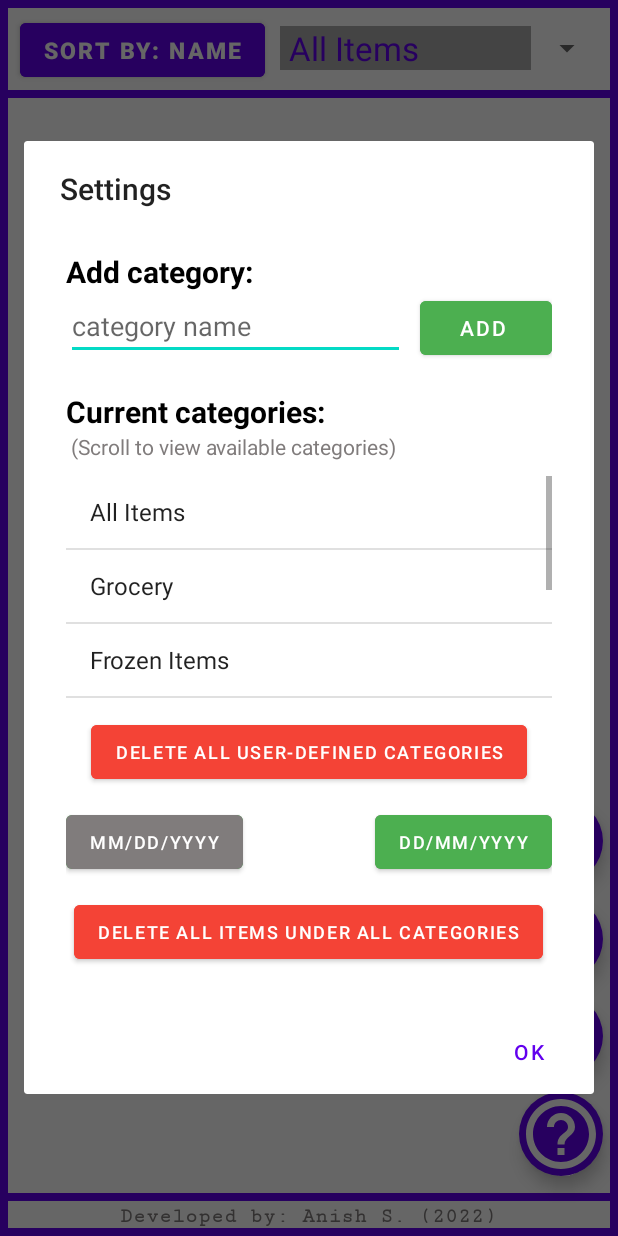
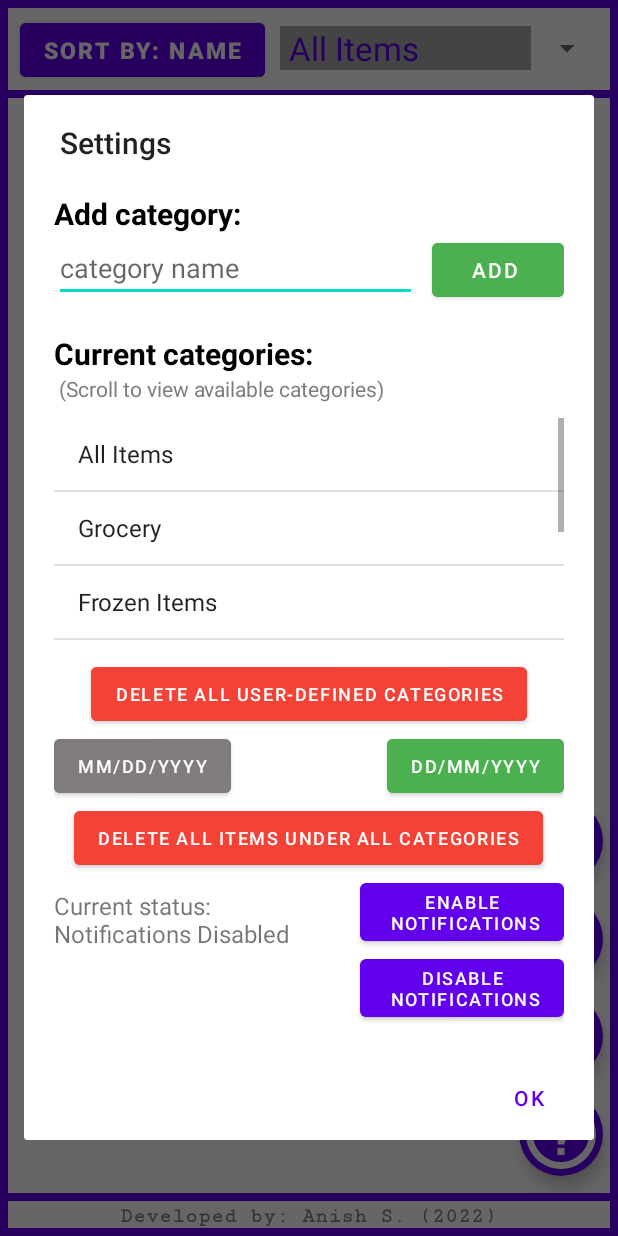
Before and after one commit to anish-sahoo/ExpiryDateReminder, an Android app: the screen it shows after launch (MainActivity), after a tap on "settings", on a phone screen of 412 x 824 dp. Run offline under Robolectric (Android 15) with nearby library versions, the phone set to English and light mode, and no system bars; 2 statements that could not run were skipped.

Commit message:
Added notification settings & database table to remember settings

```diff
--- a/app/src/main/java/com/anish/expirydatereminder/MainActivity.java
+++ b/app/src/main/java/com/anish/expirydatereminder/MainActivity.java
@@ -84,10 +84,13 @@ public class MainActivity extends AppCompatActivity implements DialogHandler.Exa
         modelList.sort(Comparator.comparingInt(ItemModel::getYear));
         populate(modelList);
 
-        if(modelList.size()>0)
-            setNotifications(0);
-        else
-            setNotifications(1);
+        NotificationDatabase ndb = new NotificationDatabase(getApplicationContext());
+        if(ndb.getCurrentSetting()==1) {
+            if (modelList.size() > 0)
+                setNotifications(1);
+            else
+                setNotifications(2);
+        }
 
         refreshButton.setOnClickListener(view -> {
             modelList.clear();
@@ -305,14 +308,19 @@ public class MainActivity extends AppCompatActivity implements DialogHandler.Exa
         alarmStartTime.set(Calendar.HOUR_OF_DAY, 8);
         alarmStartTime.set(Calendar.MINUTE, 30);
         alarmStartTime.set(Calendar.SECOND, 0);
+
         if (now.after(alarmStartTime)) {
             Log.d("Hey","Added a day");
             alarmStartTime.add(Calendar.DATE, 1);
         }
-        alarmManager.setRepeating(AlarmManager.RTC_WAKEUP, alarmStartTime.getTimeInMillis(), AlarmManager.INTERVAL_HALF_DAY, pendingIntent);
-        Log.d("Alarm","Alarms set for everyday 8:30 am and pm.");
-        if(a==1){
+        if(a==1) {
+            alarmManager.setRepeating(AlarmManager.RTC_WAKEUP, alarmStartTime.getTimeInMillis(), AlarmManager.INTERVAL_HALF_DAY, pendingIntent);
+            Log.d("Alarm","Alarms set for everyday 8:30 am and pm.");
+        }
+        else if(a==2){
             alarmManager.cancel(pendingIntent);
+            alarmStartTime.clear();
+            Log.d("Alarm","Alarm Disabled");
         }
     }
 
@@ -415,4 +423,9 @@ public class MainActivity extends AppCompatActivity implements DialogHandler.Exa
         }
     }
 
+    @Override
+    public void updateNotificationSettings(int a) {
+        setNotifications(a);
+    }
+
 }
--- /dev/null
+++ b/app/src/main/java/com/anish/expirydatereminder/NotificationDatabase.java
@@ -0,0 +1,80 @@
+package com.anish.expirydatereminder;
+
+import android.content.ContentValues;
+import android.content.Context;
+import android.database.Cursor;
+import android.database.SQLException;
+import android.database.sqlite.SQLiteDatabase;
+import android.database.sqlite.SQLiteOpenHelper;
+
+import java.util.ArrayList;
+
+public class NotificationDatabase extends SQLiteOpenHelper {
+    private static final String DB_NAME = "itemsDatabase";
+    private static final int DB_VERSION = 8;
+    private static final String TABLE_NAME = "notificationTable";
+    private static final String FORMAT_COL = "setting";
+
+    public NotificationDatabase(Context context){
+        super(context, DB_NAME, null, DB_VERSION);
+        try{
+            onCreate(getWritableDatabase());
+        }
+        catch (SQLException e) {
+            String query = "CREATE TABLE IF NOT EXISTS " + TABLE_NAME + " ("
+                    + FORMAT_COL + " INTEGER)";
+            getWritableDatabase().execSQL(query);
+
+            ContentValues cv = new ContentValues();
+            cv.put(FORMAT_COL,1);
+            getWritableDatabase().insert(TABLE_NAME,null,cv);
+        }
+    }
+
+    @Override
+    public void onCreate(SQLiteDatabase sqLiteDatabase) {
+        String query = "CREATE TABLE IF NOT EXISTS " + TABLE_NAME + " ("
+                + FORMAT_COL + " INTEGER)";
+        sqLiteDatabase.execSQL(query);
+        try {
+            getCurrentSetting();
+        }
+        catch (Exception e){
+            ContentValues cv = new ContentValues();
+            cv.put(FORMAT_COL,1);
+            sqLiteDatabase.insert(TABLE_NAME,null,cv);
+        }
+    }
+
+    //1 = enabled
+    //2 = disabled
+
+    public void updateSetting(int a){
+        SQLiteDatabase db = this.getWritableDatabase();
+        db.delete(TABLE_NAME,"setting=?", new String[]{"1"});
+        db.delete(TABLE_NAME,"setting=?", new String[]{"2"});
+
+        ContentValues cv = new ContentValues();
+        cv.put(FORMAT_COL,a);
+        db.insert(TABLE_NAME,null,cv);
+    }
+
+    public int getCurrentSetting(){
+        SQLiteDatabase db = this.getReadableDatabase();
+        Cursor crs = db.rawQuery("SELECT * FROM " + TABLE_NAME, null);
+        ArrayList<Integer> categories = new ArrayList<>();
+        if (crs.moveToFirst()) {
+            do {
+                categories.add(crs.getInt(0));
+            } while (crs.moveToNext());
+        }
+        crs.close();
+        return categories.get(0);
+    }
+
+    @Override
+    public void onUpgrade(SQLiteDatabase sqLiteDatabase, int i, int i1) {
+        sqLiteDatabase.execSQL("DROP TABLE IF EXISTS " + TABLE_NAME);
+        onCreate(sqLiteDatabase);
+    }
+}
--- a/app/src/main/java/com/anish/expirydatereminder/SettingsDialogHandler.java
+++ b/app/src/main/java/com/anish/expirydatereminder/SettingsDialogHandler.java
@@ -1,5 +1,6 @@
 package com.anish.expirydatereminder;
 
+import android.annotation.SuppressLint;
 import android.app.AlertDialog;
 import android.app.Dialog;
 import android.content.Context;
@@ -12,6 +13,7 @@ import android.widget.ArrayAdapter;
 import android.widget.Button;
 import android.widget.EditText;
 import android.widget.ListView;
+import android.widget.TextView;
 import android.widget.Toast;
 
 import androidx.appcompat.app.AppCompatDialogFragment;
@@ -20,7 +22,7 @@ import java.util.ArrayList;
 import java.util.List;
 
 public class SettingsDialogHandler extends AppCompatDialogFragment implements AdapterView.OnItemSelectedListener {
-    Button restoreButton,add_button, dateformat1, dateformat2, removeEverythingButton;
+    Button restoreButton,add_button, dateformat1, dateformat2, removeEverythingButton, enableNotificationsButton, disableNotificationsButton;
     ArrayAdapter<String> settings_spinner_adapter;
     List<String> categories_list;
     EditText category_input;
@@ -28,6 +30,7 @@ public class SettingsDialogHandler extends AppCompatDialogFragment implements Ad
     SettingsDatabaseHandler sdh;
     SettingsDialog obj;
 
+    @SuppressLint("SetTextI18n")
     @Override
     public Dialog onCreateDialog(Bundle savedInstanceState){
         AlertDialog.Builder builder = new AlertDialog.Builder(getActivity());
@@ -150,6 +153,28 @@ public class SettingsDialogHandler extends AppCompatDialogFragment implements Ad
             Toast.makeText(getContext(), "Date format changed to DD/MM/YYYY", Toast.LENGTH_SHORT).show();
         });
 
+        enableNotificationsButton = v.findViewById(R.id.enableNotificationsButton);
+        disableNotificationsButton = v.findViewById(R.id.disableNotificationsButton);
+        TextView tv = v.findViewById(R.id.NotificationStatus);
+
+        NotificationDatabase ndb = new NotificationDatabase(getContext());
+
+        if(ndb.getCurrentSetting() == 1)
+            tv.setText("Current status: Notifications Enabled");
+        else tv.setText("Current status: Notifications Disabled");
+
+        enableNotificationsButton.setOnClickListener(view -> {
+            obj.updateNotificationSettings(1);
+            ndb.updateSetting(1);
+            tv.setText("Current status: Notifications Enabled");
+            Toast.makeText(getContext(), "Notifications enabled", Toast.LENGTH_SHORT).show();
+        });
+        disableNotificationsButton.setOnClickListener(view -> {
+            obj.updateNotificationSettings(2);
+            ndb.updateSetting(2);
+            tv.setText("Current status: Notifications Disabled");
+            Toast.makeText(getContext(), "Notifications disabled!", Toast.LENGTH_SHORT).show();
+        });
         return builder.create();
     }
 
@@ -196,5 +221,6 @@ public class SettingsDialogHandler extends AppCompatDialogFragment implements Ad
         void refresh(int a);
         void deleteImages(String category);
         void deleteImages();
+        void updateNotificationSettings(int a);
     }
 }
--- a/app/src/main/res/layout/settings_layout.xml
+++ b/app/src/main/res/layout/settings_layout.xml
@@ -2,7 +2,7 @@
     xmlns:android="http://schemas.android.com/apk/res/android"
     android:layout_width="match_parent"
     android:layout_height="wrap_content"
-    android:padding="28dp">
+    android:padding="20dp">
 
     <TextView
         android:id="@+id/category_text_field_settings"
@@ -54,7 +54,6 @@
         android:layout_below="@id/restore_button"
         android:text="MM/DD/YYYY"
         android:textSize="12sp"
-        android:layout_marginTop="12dp"
         android:backgroundTint="#4CAF50"/>
 
     <Button
@@ -65,7 +64,6 @@
         android:text="DD/MM/YYYY"
         android:textSize="12sp"
         android:layout_alignParentEnd="true"
-        android:layout_marginTop="12dp"
         android:backgroundTint="#807C7C"/>
 
     <Button
@@ -76,7 +74,6 @@
         android:text="DELETE ALL ITEMS UNDER ALL CATEGORIES"
         android:backgroundTint="#F44336"
         android:textSize="12sp"
-        android:layout_marginTop="12dp"
         android:layout_centerInParent="true"
         />
 
@@ -110,4 +107,33 @@
         android:layout_below="@id/add_category_button"
         android:text="Current categories:"/>
 
+    <Button
+        android:id="@+id/enableNotificationsButton"
+        android:layout_width="wrap_content"
+        android:layout_height="wrap_content"
+        android:text="Enable\n Notifications"
+        android:layout_below="@id/remove_everything_button"
+        android:textSize="12sp"
+        android:layout_alignParentEnd="true"/>
+    <Button
+        android:id="@+id/disableNotificationsButton"
+        android:layout_width="wrap_content"
+        android:layout_height="wrap_content"
+        android:textSize="12sp"
+        android:text="Disable\n Notifications"
+        android:layout_alignParentEnd="true"
+        android:layout_below="@id/enableNotificationsButton"/>
+
+    <TextView
+        android:id="@+id/NotificationStatus"
+        android:layout_width="wrap_content"
+        android:layout_height="wrap_content"
+        android:layout_alignParentStart="true"
+        android:text="Current status: Notifications Enabled"
+        android:layout_toStartOf="@id/enableNotificationsButton"
+        android:layout_marginEnd="20dp"
+        android:layout_marginTop="10dp"
+        android:textSize="16sp"
+        android:layout_below="@id/remove_everything_button"/>
+
 </RelativeLayout>
```
